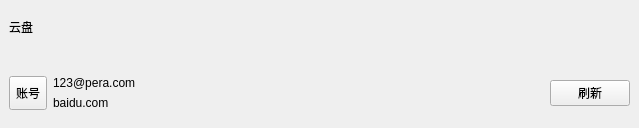
The window that MySeafileWindow/headerview.ui (lpxxn/MySeafleWindow) describes before a commit, drawn with Qt 5.
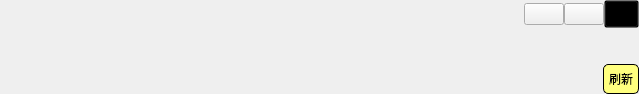
The same window after the commit. Icons and pictures are not drawn.

Diff of the .ui file:
```diff
--- a/MySeafileWindow/headerview.ui
+++ b/MySeafileWindow/headerview.ui
@@ -7,7 +7,7 @@
     <x>0</x>
     <y>0</y>
     <width>639</width>
-    <height>128</height>
+    <height>94</height>
    </rect>
   </property>
   <property name="windowTitle">
@@ -30,7 +30,7 @@
     <number>0</number>
    </property>
    <item>
-    <widget class="QWidget" name="wdg_header" native="true">
+    <widget class="QFrame" name="wdg_header">
      <property name="sizePolicy">
       <sizepolicy hsizetype="Preferred" vsizetype="Expanding">
        <horstretch>0</horstretch>
@@ -43,22 +43,109 @@
        <height>110</height>
       </size>
      </property>
-     <layout class="QGridLayout" name="gridLayout_2">
+     <property name="autoFillBackground">
+      <bool>false</bool>
+     </property>
+     <property name="styleSheet">
+      <string notr="true">border-image: url(:/image/header.png);</string>
+     </property>
+     <layout class="QGridLayout" name="gridLayout">
       <property name="leftMargin">
-       <number>9</number>
+       <number>0</number>
       </property>
       <property name="topMargin">
-       <number>9</number>
+       <number>0</number>
       </property>
       <property name="rightMargin">
-       <number>9</number>
+       <number>0</number>
       </property>
       <property name="bottomMargin">
-       <number>9</number>
+       <number>0</number>
       </property>
       <property name="spacing">
-       <number>6</number>
+       <number>0</number>
       </property>
+      <item row="0" column="3">
+       <layout class="QHBoxLayout" name="horizontalLayout">
+        <property name="spacing">
+         <number>0</number>
+        </property>
+        <item>
+         <spacer name="horizontalSpacer_4">
+          <property name="orientation">
+           <enum>Qt::Horizontal</enum>
+          </property>
+          <property name="sizeHint" stdset="0">
+           <size>
+            <width>40</width>
+            <height>20</height>
+           </size>
+          </property>
+         </spacer>
+        </item>
+        <item>
+         <widget class="QPushButton" name="pushButton_4">
+          <property name="text">
+           <string/>
+          </property>
+         </widget>
+        </item>
+        <item>
+         <widget class="QPushButton" name="pushButton_3">
+          <property name="text">
+           <string/>
+          </property>
+         </widget>
+        </item>
+        <item>
+         <widget class="QPushButton" name="pushButton_2">
+          <property name="enabled">
+           <bool>true</bool>
+          </property>
+          <property name="sizePolicy">
+           <sizepolicy hsizetype="Preferred" vsizetype="Preferred">
+            <horstretch>0</horstretch>
+            <verstretch>0</verstretch>
+           </sizepolicy>
+          </property>
+          <property name="minimumSize">
+           <size>
+            <width>0</width>
+            <height>0</height>
+           </size>
+          </property>
+          <property name="styleSheet">
+           <string notr="true">QPushButton {
+	border-image: url(:/image/close.png);
+	border-color: transparent;
+	background-color: transparent;
+	width:27;
+	height:20;
+}
+QPushButton:hover{
+	border-image: url(:/image/closehover.png);
+}</string>
+          </property>
+          <property name="text">
+           <string/>
+          </property>
+         </widget>
+        </item>
+       </layout>
+      </item>
+      <item row="1" column="3">
+       <spacer name="verticalSpacer">
+        <property name="orientation">
+         <enum>Qt::Vertical</enum>
+        </property>
+        <property name="sizeHint" stdset="0">
+         <size>
+          <width>20</width>
+          <height>40</height>
+         </size>
+        </property>
+       </spacer>
+      </item>
       <item row="2" column="3">
        <layout class="QHBoxLayout" name="horizontalLayout_2">
         <item>
@@ -76,32 +163,48 @@
         </item>
         <item>
          <widget class="QPushButton" name="pushButton">
+          <property name="autoFillBackground">
+           <bool>false</bool>
+          </property>
+          <property name="styleSheet">
+           <string notr="true">QPushButton {
+	border-image: url(0);
+	selection-color: rgb(170, 0, 0);
+	border-color: rgb(255, 0, 0);
+	background-color: rgb(255, 255, 127);
+    border: 1px solid black;   
+    border-radius: 5px;  	
+    padding: 5px;
+}
+QPushButton:hover {   
+    border: 1px solid black;
+    border-radius: 5px;   
+    background-color:red;
+}</string>
+          </property>
           <property name="text">
            <string>刷新</string>
           </property>
+          <property name="autoRepeat">
+           <bool>false</bool>
+          </property>
+          <property name="autoDefault">
+           <bool>false</bool>
+          </property>
+          <property name="default">
+           <bool>false</bool>
+          </property>
+          <property name="flat">
+           <bool>false</bool>
+          </property>
          </widget>
         </item>
        </layout>
       </item>
+      <item row="2" column="0">
+       <layout class="QVBoxLayout" name="verticalLayout"/>
+      </item>
       <item row="2" column="1">
-       <layout class="QVBoxLayout" name="verticalLayout">
-        <item>
-         <widget class="QLabel" name="label_2">
-          <property name="text">
-           <string>123@pera.com</string>
-          </property>
-         </widget>
-        </item>
-        <item>
-         <widget class="QLabel" name="label_3">
-          <property name="text">
-           <string>baidu.com</string>
-          </property>
-         </widget>
-        </item>
-       </layout>
-      </item>
-      <item row="2" column="2">
        <spacer name="horizontalSpacer">
         <property name="orientation">
          <enum>Qt::Horizontal</enum>
@@ -114,35 +217,18 @@
         </property>
        </spacer>
       </item>
-      <item row="2" column="0">
-       <widget class="QToolButton" name="btn_Account">
-        <property name="maximumSize">
-         <size>
-          <width>320</width>
-          <height>320</height>
-         </size>
-        </property>
-        <property name="text">
-         <string>账号</string>
-        </property>
-       </widget>
-      </item>
-      <item row="0" column="0">
-       <widget class="QLabel" name="label">
-        <property name="text">
-         <string>云盘</string>
-        </property>
-       </widget>
-      </item>
-      <item row="1" column="3">
-       <spacer name="verticalSpacer">
+      <item row="0" column="2">
+       <spacer name="horizontalSpacer_3">
         <property name="orientation">
-         <enum>Qt::Vertical</enum>
+         <enum>Qt::Horizontal</enum>
+        </property>
+        <property name="sizeType">
+         <enum>QSizePolicy::Expanding</enum>
         </property>
         <property name="sizeHint" stdset="0">
          <size>
-          <width>20</width>
-          <height>40</height>
+          <width>40</width>
+          <height>20</height>
          </size>
         </property>
        </spacer>
```
